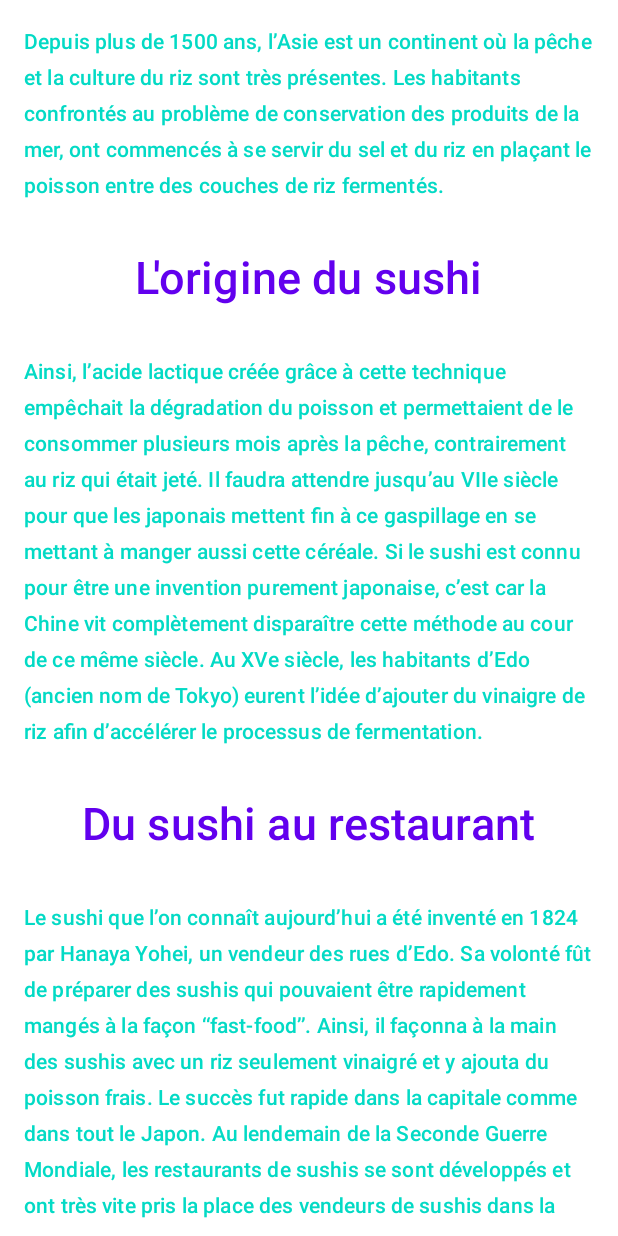
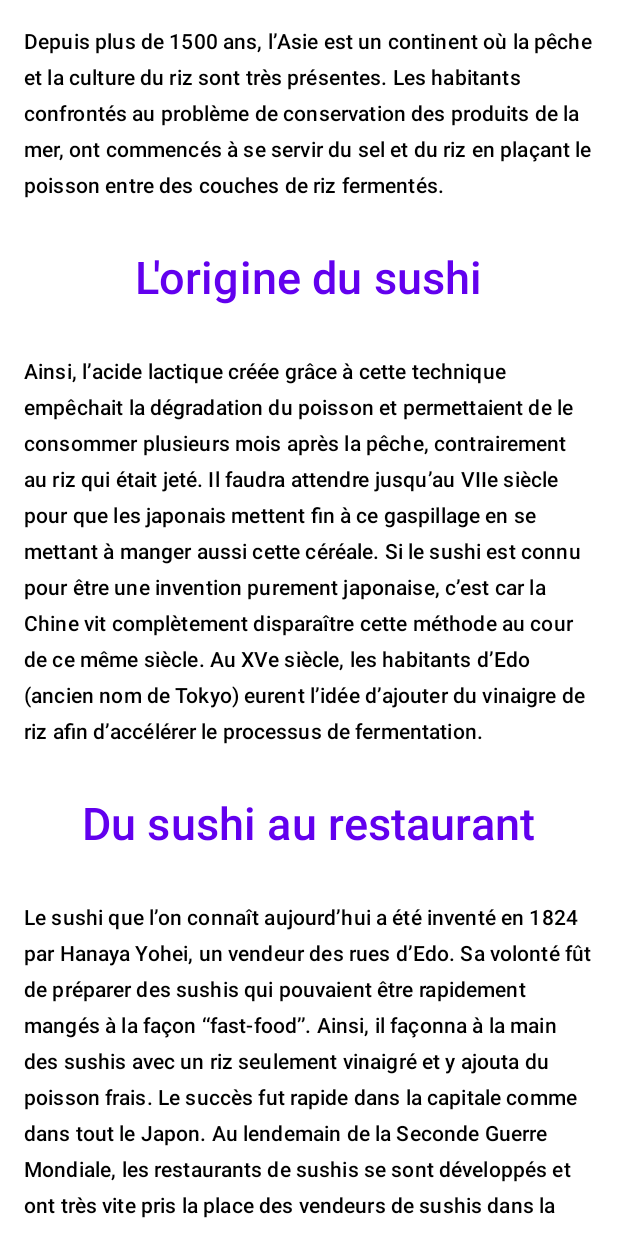
Before and after one commit to TheRealPad/sushiStorage, an Android app built with Jetpack Compose: the composable Landing shown on its own in the app's theme, on a phone screen of 412 x 824 dp. Run offline under Robolectric (Android 15) with nearby library versions, the light colour scheme and no system bars.

Commit message:
[Mod] update app style

```diff
--- a/app/src/main/java/com/example/mobile/landingPage/Landing.kt
+++ b/app/src/main/java/com/example/mobile/landingPage/Landing.kt
@@ -1,5 +1,6 @@
 package com.example.mobile.landingPage
 import android.content.res.Configuration
+import androidx.compose.foundation.background
 import androidx.compose.foundation.layout.Arrangement
 import androidx.compose.foundation.layout.Column
 import androidx.compose.foundation.layout.padding
@@ -40,7 +41,7 @@ fun Title(text: String) {
         text = text,
         modifier = Modifier.padding(16.dp),
         style = MaterialTheme.typography.subtitle2,
-        color = colorResource(id = R.color.purple_500),
+        color = MaterialTheme.colors.primary,
         fontSize = 30.sp
     )
 }
@@ -51,7 +52,7 @@ fun Description(text: String) {
         text = text,
         modifier = Modifier.padding(16.dp),
         style = MaterialTheme.typography.subtitle2,
-        color = colorResource(id = R.color.teal_200),
+        color = MaterialTheme.colors.onSecondary,
     )
 }
 
@@ -60,7 +61,9 @@ fun Landing() {
     Column(
         verticalArrangement = Arrangement.Center,
         horizontalAlignment = Alignment.CenterHorizontally,
-        modifier = Modifier.verticalScroll(rememberScrollState())
+        modifier = Modifier
+            .verticalScroll(rememberScrollState())
+            .background(MaterialTheme.colors.background)
     ) {
         Description(text = stringResource(R.string.sushi_story_intro))
         Title(text = stringResource(R.string.sushi_origin))
--- a/app/src/main/java/com/example/mobile/ui/theme/Theme.kt
+++ b/app/src/main/java/com/example/mobile/ui/theme/Theme.kt
@@ -4,24 +4,26 @@ import androidx.compose.foundation.isSystemInDarkTheme
 import androidx.compose.foundation.layout.*
 import androidx.compose.material.*
 import androidx.compose.runtime.Composable
+import androidx.compose.ui.graphics.Color
 
 
 private val DarkColorPalette = darkColors(
     primary = Purple200,
     primaryVariant = Purple700,
     secondary = Teal200,
+    onSecondary = Color.White
 )
 
 private val LightColorPalette = lightColors(
     primary = Purple500,
     primaryVariant = Purple700,
-    secondary = Teal200
+    secondary = Teal200,
+    onSecondary = Color.Black,
 
     /* Other default colors to override
     background = Color.White,
     surface = Color.White,
     onPrimary = Color.White,
-    onSecondary = Color.Black,
     onBackground = Color.Black,
     onSurface = Color.Black,
     */
```
Also changed, not shown: app/src/main/java/com/example/mobile/bottomBar/BottomBar.kt (+31 -9 lines).
